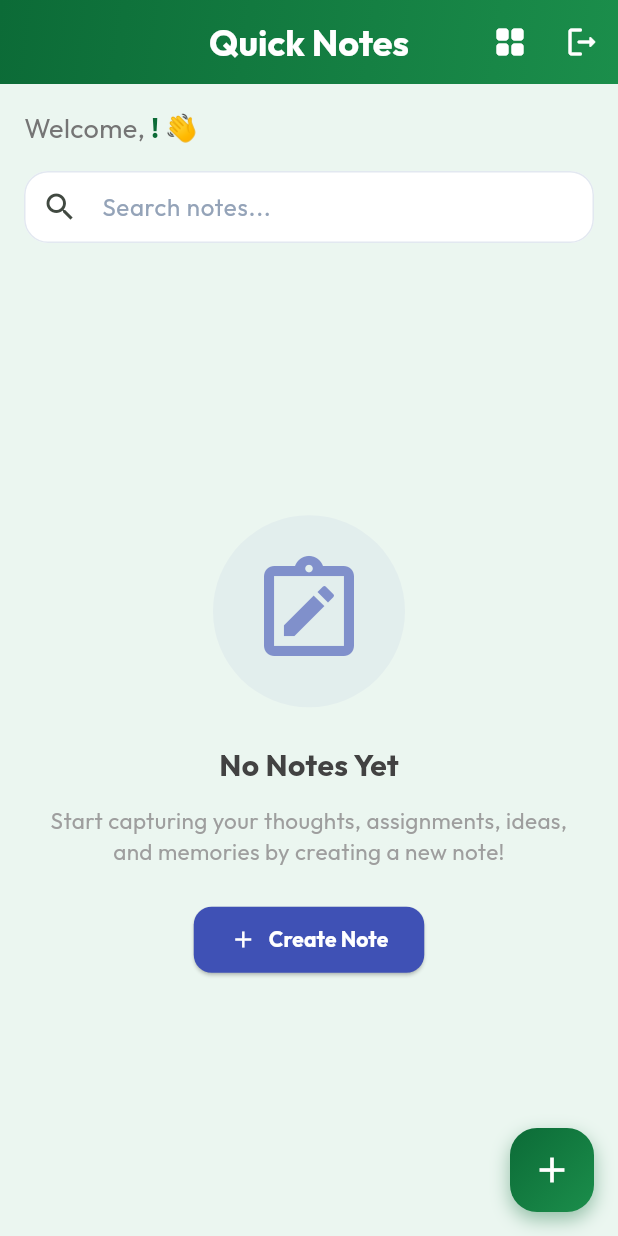
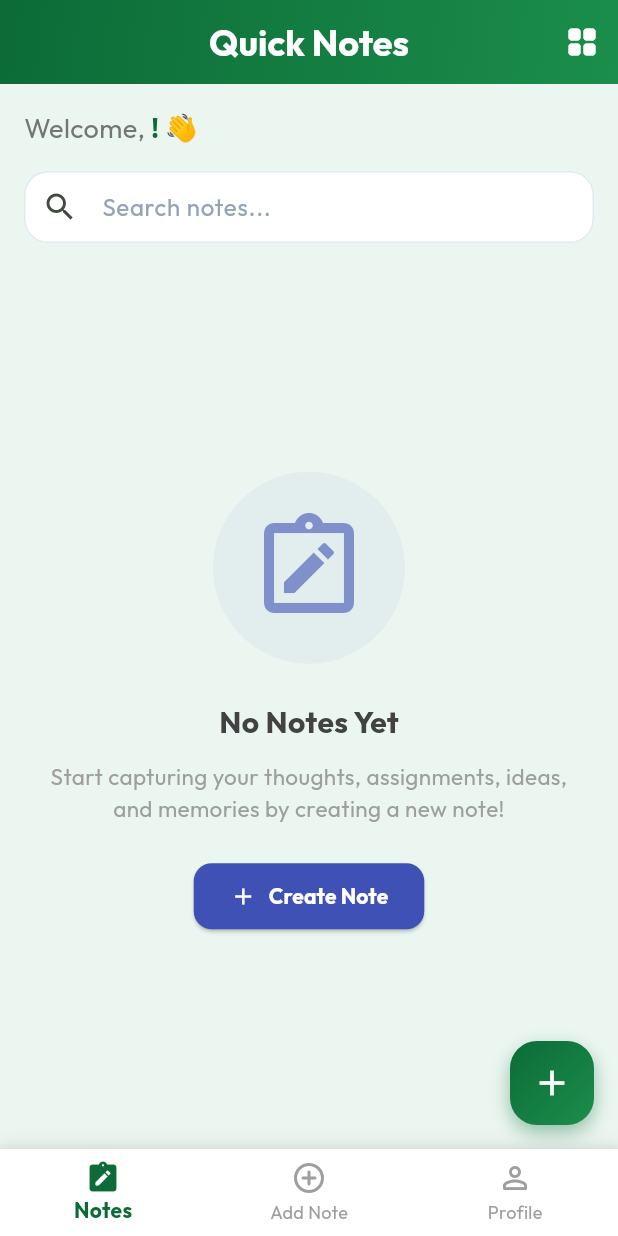
Before and after one commit to ashik-maz/My-Notes, a Flutter app: the screen it shows once a user with an empty profile is signed in, on a phone screen of 412 x 824 dp. Run offline on Flutter 3.47's test engine with Material 3 defaults, Android fonts, the phone set to English and light mode, and no system bars; our stand-ins replace cloud_firestore, firebase_auth, firebase_core, flutter_spinkit, google_fonts, google_sign_in; accounts and stored records are empty; network calls fail.

Commit message:
feat: implement 3 tabs layout with Notes, Add Note, and Profile screens

```diff
--- a/lib/auth_wrapper.dart
+++ b/lib/auth_wrapper.dart
@@ -3,7 +3,7 @@ import 'package:flutter_spinkit/flutter_spinkit.dart';
 import 'features/auth/domain/entities/user_entity.dart';
 import 'features/auth/presentation/controllers/auth_notifier.dart';
 import 'features/auth/presentation/screens/login_screen.dart';
-import 'features/notes/presentation/screens/notes_list_screen.dart';
+import 'features/notes/presentation/screens/main_navigation_screen.dart';
 import 'service_locator.dart';
 
 class AuthWrapper extends StatelessWidget {
@@ -46,8 +46,8 @@ class AuthWrapper extends StatelessWidget {
 
         final user = snapshot.data;
         if (user != null) {
-          // User is authenticated, show notes list
-          return const NotesListScreen();
+          // User is authenticated, show tabbed main navigation screen
+          return const MainNavigationScreen();
         } else {
           // User is not authenticated, show login page
           return const LoginScreen();
--- /dev/null
+++ b/lib/features/notes/presentation/screens/main_navigation_screen.dart
@@ -0,0 +1,86 @@
+import 'package:flutter/material.dart';
+import 'notes_list_screen.dart';
+import 'add_edit_note_screen.dart';
+import '../../../auth/presentation/screens/profile_screen.dart';
+
+class MainNavigationScreen extends StatefulWidget {
+  const MainNavigationScreen({super.key});
+
+  @override
+  State<MainNavigationScreen> createState() => _MainNavigationScreenState();
+}
+
+class _MainNavigationScreenState extends State<MainNavigationScreen> {
+  int _currentIndex = 0;
+
+  late final List<Widget> _screens;
+
+  @override
+  void initState() {
+    super.initState();
+    _screens = [
+      const NotesListScreen(),
+      AddEditNoteScreen(
+        onSaveComplete: () {
+          setState(() {
+            _currentIndex = 0; // Switch back to Notes List
+          });
+        },
+      ),
+      const ProfileScreen(),
+    ];
+  }
+
+  @override
+  Widget build(BuildContext context) {
+    const primaryGreen = Color(0xFF0C6B37);
+
+    return Scaffold(
+      body: IndexedStack(
+        index: _currentIndex,
+        children: _screens,
+      ),
+      bottomNavigationBar: Container(
+        decoration: BoxDecoration(
+          boxShadow: [
+            BoxShadow(
+              color: Colors.black.withValues(alpha: 0.08),
+              blurRadius: 10,
+              offset: const Offset(0, -2),
+            ),
+          ],
+        ),
+        child: BottomNavigationBar(
+          currentIndex: _currentIndex,
+          onTap: (index) {
+            setState(() {
+              _currentIndex = index;
+            });
+          },
+          selectedItemColor: primaryGreen,
+          unselectedItemColor: Colors.grey[500],
+          selectedLabelStyle: const TextStyle(fontWeight: FontWeight.bold),
+          backgroundColor: Colors.white,
+          type: BottomNavigationBarType.fixed,
+          items: const [
+            BottomNavigationBarItem(
+              icon: Icon(Icons.note_alt_rounded),
+              activeIcon: Icon(Icons.note_alt_rounded),
+              label: 'Notes',
+            ),
+            BottomNavigationBarItem(
+              icon: Icon(Icons.add_circle_outline_rounded),
+              activeIcon: Icon(Icons.add_circle_rounded),
+              label: 'Add Note',
+            ),
+            BottomNavigationBarItem(
+              icon: Icon(Icons.person_outline_rounded),
+              activeIcon: Icon(Icons.person_rounded),
+              label: 'Profile',
+            ),
+          ],
+        ),
+      ),
+    );
+  }
+}
--- a/lib/features/notes/presentation/screens/notes_list_screen.dart
+++ b/lib/features/notes/presentation/screens/notes_list_screen.dart
@@ -23,6 +23,15 @@ class _NotesListScreenState extends State<NotesListScreen> {
   bool _isGridView = false;
   String _searchQuery = "";
   final TextEditingController _searchController = TextEditingController();
+
+  Stream<List<NoteEntity>>? _notesStream;
+  String? _lastUserId;
+
+  void _initNotesStream(String userId) {
+    if (_lastUserId == userId && _notesStream != null) return;
+    _lastUserId = userId;
+    _notesStream = _noteNotifier.getNotes(userId);
+  }
 
   @override
   void dispose() {
@@ -217,6 +226,7 @@ class _NotesListScreenState extends State<NotesListScreen> {
   Widget build(BuildContext context) {
     final theme = Theme.of(context);
     final userId = _authNotifier.currentUser?.uid ?? 'mock-user-123';
+    _initNotesStream(userId);
     final displayName = _authNotifier.currentUser?.displayName ??
         _authNotifier.currentUser?.email?.split('@')[0] ?? 'User';
 
@@ -255,13 +265,6 @@ class _NotesListScreenState extends State<NotesListScreen> {
               });
             },
             tooltip: _isGridView ? 'Switch to List View' : 'Switch to Grid View',
-          ),
-          IconButton(
-            icon: const Icon(Icons.logout_rounded, color: Colors.white),
-            onPressed: () async {
-              await _authNotifier.signOut();
-            },
-            tooltip: 'Logout',
           ),
         ],
       ),
@@ -358,7 +361,7 @@ class _NotesListScreenState extends State<NotesListScreen> {
           // Notes List Stream
           Expanded(
             child: StreamBuilder<List<NoteEntity>>(
-              stream: _noteNotifier.getNotes(userId),
+              stream: _notesStream,
               builder: (context, snapshot) {
                 if (snapshot.hasError) {
                   return _buildErrorState(snapshot.error.toString());
```
Also changed, not shown: lib/features/auth/presentation/screens/profile_screen.dart (added, +265 -0 lines), lib/features/notes/presentation/screens/add_edit_note_screen.dart (+10 -2 lines).
